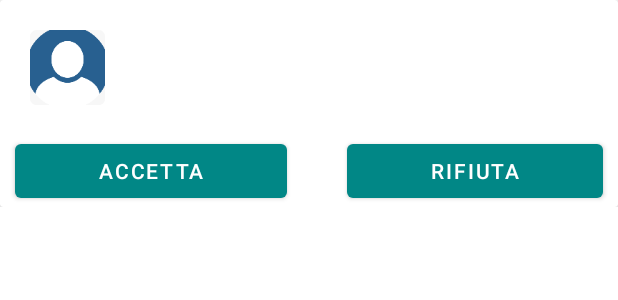
After one commit to giadagabriele/Infocard, an Android app: the layout activity_coda_richieste.xml on its own in the app's theme, with its tools: preview values and no code run, on a phone screen of 412 x 824 dp. The commit adds this screen. Shown: the top 300 px of the screen. Run offline under Robolectric (Android 15) with nearby library versions, the phone set to English and light mode, and no system bars.

Commit message:
aggiunte richieste

```diff
--- a/app/src/main/AndroidManifest.xml
+++ b/app/src/main/AndroidManifest.xml
@@ -12,7 +12,8 @@
         <activity android:name=".ProfileActivity"></activity>
         <activity android:name=".RegistrationActivity" />
         <activity android:name=".EditActivity" />
-        <activity android:name=".HomeProfileActvity"></activity>
+        <activity android:name=".HomeProfileActivity"></activity>
+        <activity android:name=".RichiesteActivity"></activity>
         <activity
             android:name=".ui.login.Login"
             android:label="@string/title_activity_login" />
--- a/app/src/main/java/com/example/contatti/HomeActivity.java
+++ b/app/src/main/java/com/example/contatti/HomeActivity.java
@@ -67,7 +67,6 @@ public class HomeActivity extends AppCompatActivity {
             ArrayList<Contatti> contatti = new ArrayList<Contatti>();
             String key=auth.getCurrentUser().getUid();
             final ImageView profilo = findViewById(R.id.profilo);
-            final TextView nicknameEditText = findViewById(R.id.home_nickname);
             databaseReference.addValueEventListener(new ValueEventListener() {
                 @Override
                 public void onDataChange(@NonNull DataSnapshot snapshot) {
--- /dev/null
+++ b/app/src/main/res/layout/activity_coda_richieste.xml
@@ -0,0 +1,75 @@
+<?xml version="1.0" encoding="utf-8"?>
+<LinearLayout
+    xmlns:android="http://schemas.android.com/apk/res/android"
+    android:id="@+id/richieste_view"
+    android:layout_width="match_parent"
+    android:layout_height="wrap_content"
+    android:orientation="horizontal">
+
+    <androidx.cardview.widget.CardView
+        android:id="@+id/cardview_richiesta"
+        android:layout_width="match_parent"
+        android:layout_height="wrap_content">
+
+        <LinearLayout
+            android:id="@+id/valori_richiesta"
+            android:layout_width="match_parent"
+            android:layout_height="match_parent"
+            android:orientation="vertical">
+
+            <LinearLayout
+                android:layout_width="match_parent"
+                android:layout_height="match_parent"
+                android:orientation="horizontal">
+
+                <ImageView
+                    android:id="@+id/richiesta_foto"
+                    android:layout_width="50dp"
+                    android:layout_height="50dp"
+                    android:layout_marginStart="20dp"
+                    android:layout_marginLeft="20dp"
+                    android:layout_marginTop="20dp"
+                    android:layout_marginBottom="20dp"
+                    android:contentDescription="@string/image_profile"
+                    android:src="@mipmap/ic_launcher_round" />
+
+                <TextView
+                    android:id="@+id/richiesta_nickname"
+                    android:layout_width="wrap_content"
+                    android:layout_height="wrap_content"
+                    android:layout_marginStart="20dp"
+                    android:layout_marginLeft="20dp"
+                    android:layout_marginTop="30dp"
+                    android:textSize="15sp" />
+
+            </LinearLayout>
+
+            <LinearLayout
+                android:layout_width="match_parent"
+                android:layout_height="match_parent"
+                android:orientation="horizontal">
+
+                <Button
+                    android:id="@+id/accetta"
+                    android:layout_width="wrap_content"
+                    android:layout_height="wrap_content"
+                    android:layout_marginRight="20dp"
+                    android:layout_marginLeft="10dp"
+                    android:layout_weight="1"
+                    android:text="Accetta" />
+
+                <Button
+                    android:id="@+id/rifiuta"
+                    android:layout_width="wrap_content"
+                    android:layout_height="wrap_content"
+                    android:layout_marginLeft="20dp"
+                    android:layout_marginRight="10dp"
+                    android:layout_weight="1"
+                    android:text="Rifiuta" />
+            </LinearLayout>
+
+        </LinearLayout>
+
+    </androidx.cardview.widget.CardView>
+
+</LinearLayout>
--- a/app/src/main/res/layout/activity_profile_home.xml
+++ b/app/src/main/res/layout/activity_profile_home.xml
@@ -52,7 +52,6 @@
             android:layout_height="wrap_content"
             android:layout_marginEnd="0dp"
             android:layout_marginRight="0dp"
-            android:enabled="false"
             android:text="Invia Richiesta" />
     <Button
         android:id="@+id/indietro_profiloHome"
```
Also changed, not shown: app/src/main/java/com/example/contatti/HomeAdapter.java (+3 -6 lines), app/src/main/java/com/example/contatti/HomeProfileActivity.java (added, +120 -0 lines), app/src/main/java/com/example/contatti/HomeProfileActvity.java (deleted, +0 -94 lines), app/src/main/java/com/example/contatti/ProfileActivity.java (+37 -10 lines), app/src/main/java/com/example/contatti/RichiesteActivity.java (added, +90 -0 lines), app/src/main/java/com/example/contatti/RichiesteAdapter.java (added, +89 -0 lines), app/src/main/res/layout/activity_richieste.xml (added, +22 -0 lines).
